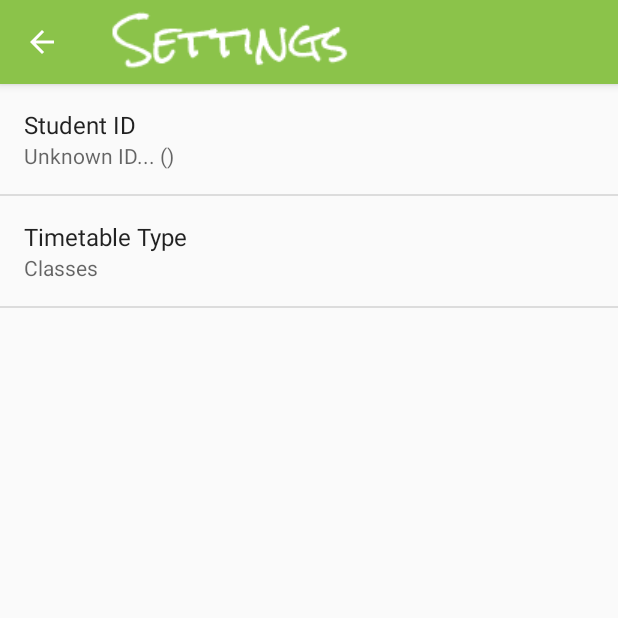
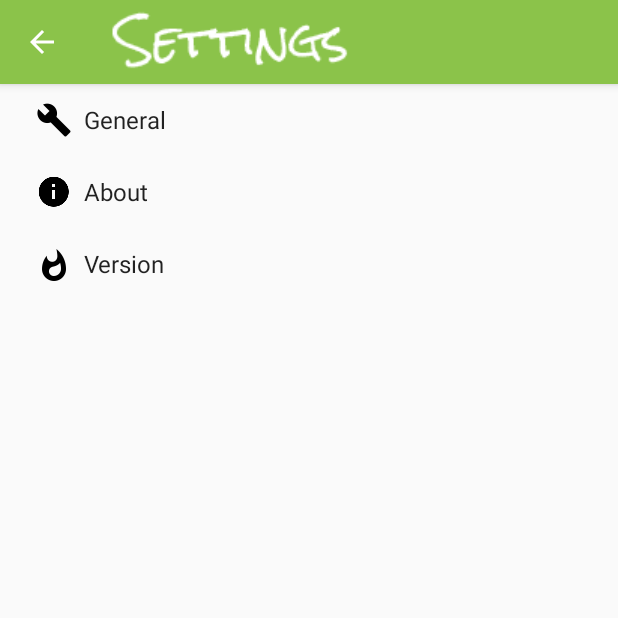
Before and after one commit to mcgowanb/android-timetables, an Android app: the screen it shows after launch (SettingsActivity), in the options menu, after a tap on "Settings", on a phone screen of 412 x 824 dp, the top half of it. Run offline under Robolectric (Android 15) with nearby library versions, the phone set to English and light mode, and no system bars; 2 statements that could not run were skipped.

Commit message:
added pref headers and listeners for other settings and grouped together in single menu page

```diff
--- a/app/src/main/AndroidManifest.xml
+++ b/app/src/main/AndroidManifest.xml
@@ -79,7 +79,7 @@
         <activity
             android:name=".AboutActivity"
             android:label="@string/title_activity_about"
-            android:parentActivityName=".MainActivity"
+            android:parentActivityName=".SettingsActivity"
             android:theme="@style/AppTheme.NoActionBar">
             <meta-data
                 android:name="android.support.PARENT_ACTIVITY"
--- a/app/src/main/java/com/mcgowan/timetable/itsligotimetables/SettingsActivity.java
+++ b/app/src/main/java/com/mcgowan/timetable/itsligotimetables/SettingsActivity.java
@@ -3,6 +3,8 @@ package com.mcgowan.timetable.itsligotimetables;
 
 import android.annotation.TargetApi;
 import android.content.Context;
+import android.content.DialogInterface;
+import android.content.Intent;
 import android.content.res.Configuration;
 import android.media.Ringtone;
 import android.media.RingtoneManager;
@@ -16,11 +18,16 @@ import android.preference.PreferenceFragment;
 import android.preference.PreferenceManager;
 import android.preference.RingtonePreference;
 import android.support.v7.app.ActionBar;
+import android.support.v7.app.AlertDialog;
 import android.text.TextUtils;
-import android.util.Log;
+import android.view.LayoutInflater;
 import android.view.MenuItem;
+import android.view.View;
+import android.widget.TextView;
 
 import com.mcgowan.timetable.itsligotimetables.sync.TimetableSyncAdapter;
+
+import java.util.List;
 
 /**
  * A {@link PreferenceActivity} that presents a set of application settings. On
@@ -41,19 +48,40 @@ public class SettingsActivity extends AppCompatPreferenceActivity {
         super.onCreate(savedInstanceState);
 
         setupActionBar();
-        addPreferencesFromResource(R.xml.pref_general);
+//        addPreferencesFromResource(R.xml.pref_general);
 
-        bindPreferenceSummaryToValue(findPreference(getString(R.string.student_id_key)));
-        bindPreferenceSummaryToValue(findPreference(getString(R.string.pref_timetable_key)));
+//        bindPreferenceSummaryToValue(findPreference(getString(R.string.student_id_key)));
+//        bindPreferenceSummaryToValue(findPreference(getString(R.string.pref_timetable_key)));
 
     }
+    /**
+     * {@inheritDoc}
+     * remove this when needed to revert
+     */
+    @Override
+    @TargetApi(Build.VERSION_CODES.HONEYCOMB)
+    public void onBuildHeaders(List<Header> target) {
+        loadHeadersFromResource(R.xml.pref_headers, target);
+    }
 
+    @Override
+    public void onHeaderClick(Header header, int position) {
+        super.onHeaderClick(header, position);
+        switch((int)header.id){
+            case  R.id.pref_about:
+                launchAboutActivity();
+                break;
 
+            case R.id.pref_version:
+                displayVersion();
+                break;
+        }
+
+    }
 
     @Override
     public boolean onOptionsItemSelected(MenuItem item) {
         int id = item.getItemId();
-        Log.d(LOG_TAG, String.valueOf(id));
         if (id == android.R.id.home) {
             this.finish();
             return true;
@@ -311,4 +339,30 @@ public class SettingsActivity extends AppCompatPreferenceActivity {
             return super.onOptionsItemSelected(item);
         }
     }
+
+    private void launchAboutActivity(){
+        Intent intent = new Intent(this, AboutActivity.class);
+        startActivity(intent);
+    }
+
+    private void displayVersion(){
+        LayoutInflater inflater = LayoutInflater.from(this);
+
+        View view = inflater.inflate(R.layout.dialog_main, null);
+        AlertDialog.Builder builder = new AlertDialog.Builder(this);
+
+        builder.setView(view).setTitle(getString(R.string.app_version_title));
+
+        TextView content = (TextView) view.findViewById(R.id.dialog_main_text_view);
+
+        content.setText(BuildConfig.VERSION_NAME);
+
+        builder.setPositiveButton(getString(R.string.ok), new DialogInterface.OnClickListener() {
+            @Override
+            public void onClick(DialogInterface dialog, int which) {
+                dialog.dismiss();
+            }
+        });
+        builder.create().show();
+    }
 }
--- a/app/src/main/res/menu/menu.xml
+++ b/app/src/main/res/menu/menu.xml
@@ -7,14 +7,4 @@
         android:orderInCategory="99"
         android:title="@string/action_settings"
         app:showAsAction="never" />
-    <item
-        android:id="@+id/action_about"
-        android:orderInCategory="100"
-        android:title="@string/action_about"
-        app:showAsAction="never" />
-    <item
-        android:id="@+id/action_version"
-        android:orderInCategory="100"
-        android:title="@string/action_version"
-        app:showAsAction="never" />
 </menu>
--- a/app/src/main/res/xml/pref_headers.xml
+++ b/app/src/main/res/xml/pref_headers.xml
@@ -4,17 +4,17 @@
 
     <header
         android:fragment="com.mcgowan.timetable.itsligotimetables.SettingsActivity$GeneralPreferenceFragment"
-        android:icon="@drawable/ic_info_black_24dp"
+        android:icon="@drawable/ic_build_black_24dp"
         android:title="@string/pref_header_general" />
 
     <header
-        android:fragment="com.mcgowan.timetable.itsligotimetables.SettingsActivity$NotificationPreferenceFragment"
-        android:icon="@drawable/ic_notifications_black_24dp"
-        android:title="@string/pref_header_notifications" />
+        android:id="@+id/pref_about"
+        android:icon="@drawable/ic_info_black_24dp"
+        android:title="@string/action_about" />
 
     <header
-        android:fragment="com.mcgowan.timetable.itsligotimetables.SettingsActivity$DataSyncPreferenceFragment"
-        android:icon="@drawable/ic_sync_black_24dp"
-        android:title="@string/pref_header_data_sync" />
+        android:id="@+id/pref_version"
+        android:icon="@drawable/ic_whatshot_black_24dp"
+        android:title="@string/action_version" />
 
 </preference-headers>
```
Also changed, not shown: app/src/main/java/com/mcgowan/timetable/itsligotimetables/MainActivity.java (+1 -33 lines), app/src/main/res/drawable-hdpi/ic_build_black_24dp.png (added), app/src/main/res/drawable-hdpi/ic_whatshot_black_24dp.png (added), app/src/main/res/drawable-mdpi/ic_build_black_24dp.png (added), app/src/main/res/drawable-mdpi/ic_whatshot_black_24dp.png (added), app/src/main/res/drawable-xhdpi/ic_build_black_24dp.png (added), app/src/main/res/drawable-xhdpi/ic_whatshot_black_24dp.png (added), app/src/main/res/drawable-xxhdpi/ic_build_black_24dp.png (added), app/src/main/res/drawable-xxhdpi/ic_whatshot_black_24dp.png (added), app/src/main/res/drawable-xxxhdpi/ic_build_black_24dp.png (added), app/src/main/res/drawable-xxxhdpi/ic_whatshot_black_24dp.png (added).
